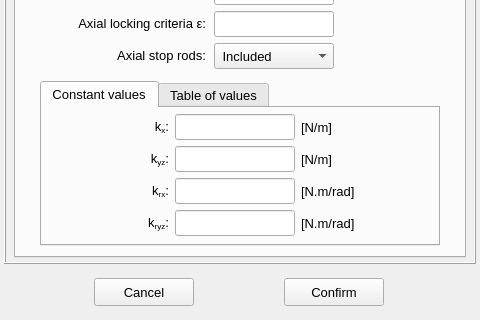
open-pulse/OpenPulse, file pulse/interface/data/ui_files/model/setup/structural/expansion_joint_input.ui: the form before one commit; both pictures show x 0 to 480 and y 240 to 560 of the 480 by 560 pixel window.
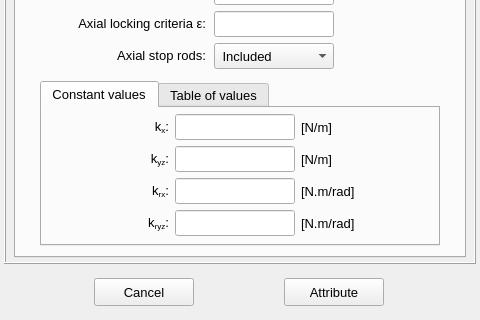
The form after the commit. Icons and pictures are not drawn.

Diff of the .ui file:
```diff
--- a/pulse/interface/data/ui_files/model/setup/structural/expansion_joint_input.ui
+++ b/pulse/interface/data/ui_files/model/setup/structural/expansion_joint_input.ui
@@ -2135,7 +2135,7 @@
          <string notr="true"/>
         </property>
         <property name="text">
-         <string>Confirm</string>
+         <string>Attribute</string>
         </property>
         <property name="autoDefault">
          <bool>true</bool>
```
Left out of the diff: 4 changed lines with no effect on the pictures.
